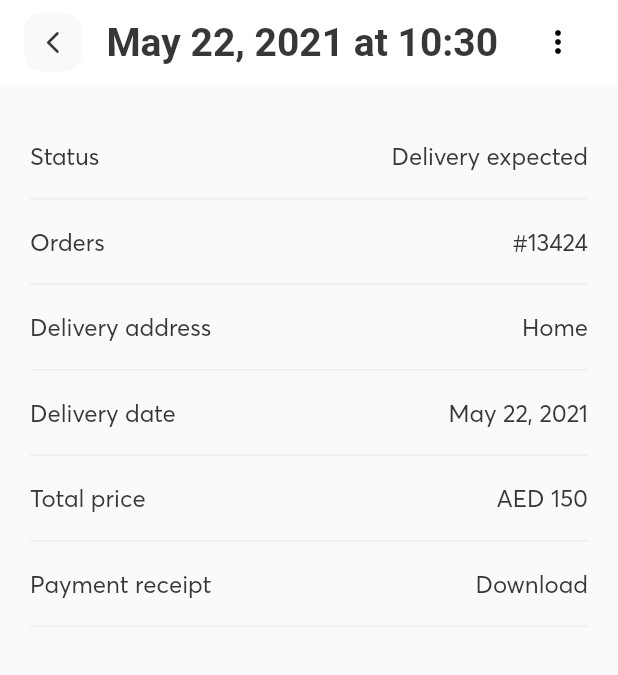
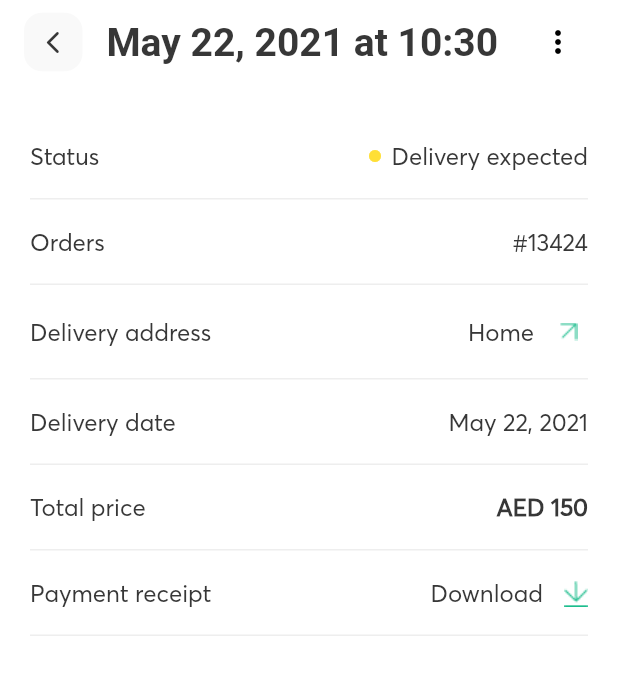
Before and after one commit to fcolakovic2/meelz, a Flutter app: the screen it shows after launch, after a tap on "Orders #13424", on a phone screen of 412 x 824 dp. Shown: the top 675 px of the screen. Run offline on Flutter 3.47's test engine with Material 2 defaults, Android fonts, the phone set to English and light mode, and no system bars; Roboto replaces fonts that are missing (Averta CY).

Commit message:
dovrsena lista detalja

```diff
--- a/lib/utils/dummy_data/dummy_data.dart
+++ b/lib/utils/dummy_data/dummy_data.dart
@@ -45,6 +45,15 @@ List<CustomCard> cardsList = [
     DateTime(2021, 1, 25, 13, 35),
     DateTime(2021, 1, 12, 12, 34),
   ),
+  CustomCard(
+    "Order #22525",
+    "Meat lovers 2, Coffe 2, Drinks 3",
+    "AED 220",
+    "",
+    "Shipped",
+    DateTime(2021, 1, 25, 13, 35),
+    DateTime(2021, 1, 12, 12, 34),
+  ),
 ];
 
 List<Widget> widgetsList = [
--- a/lib/utils/style/styles.dart
+++ b/lib/utils/style/styles.dart
@@ -97,6 +97,14 @@ final TextStyle styleListItems = TextStyle(
   color: Color(0xff373737),
 );
 
+final TextStyle styleListItemsBold = TextStyle(
+  fontSize: 16,
+  fontFamily: "Averta",
+  fontStyle: FontStyle.normal,
+  fontWeight: FontWeight.w700,
+  color: Color(0xff373737),
+);
+
 BoxDecoration listBorder() {
   return BoxDecoration(
     border: Border(
--- a/lib/view/order_details_screen/pages/order_details.dart
+++ b/lib/view/order_details_screen/pages/order_details.dart
@@ -23,6 +23,7 @@ class _OrderDetailsState extends State<OrderDetails> {
   @override
   Widget build(BuildContext context) {
     return Scaffold(
+      backgroundColor: Colors.white,
       appBar: appBarCustom2(widget.deliveryDateStrTitle),
       body: ListDetails(
           widget.title, widget.status, widget.cijena, widget.deliveryDateStr),
--- a/lib/view/order_details_screen/widgets/list_details.dart
+++ b/lib/view/order_details_screen/widgets/list_details.dart
@@ -1,6 +1,6 @@
 import 'package:flutter/material.dart';
 import 'package:meelz/utils/dummy_data/dummy_data.dart';
-import 'package:meelz/utils/style/styles.dart';
+import 'package:meelz/view/order_details_screen/widgets/list_details_row.dart';
 
 class ListDetails extends StatelessWidget {
   List<String> attributes;
@@ -32,26 +32,4 @@ class ListDetails extends StatelessWidget {
       ),
     );
   }
-
-  Container listDetailsRow(leftElement, rightElement) {
-    return Container(
-      decoration: listBorder(),
-      child: Padding(
-        padding: const EdgeInsets.only(bottom: 18.0),
-        child: Row(
-          mainAxisAlignment: MainAxisAlignment.spaceBetween,
-          children: [
-            Text(
-              leftElement,
-              style: styleListItems,
-            ),
-            Text(
-              rightElement,
-              style: styleListItems,
-            ),
-          ],
-        ),
-      ),
-    );
-  }
 }
--- /dev/null
+++ b/lib/view/order_details_screen/widgets/list_details_row.dart
@@ -0,0 +1,30 @@
+import 'package:flutter/material.dart';
+import 'package:meelz/utils/style/styles.dart';
+import 'package:meelz/view/order_details_screen/widgets/list_logic.dart';
+import 'package:meelz/view/order_details_screen/widgets/row_with_status.dart';
+
+Container listDetailsRow(leftElement, rightElement) {
+  return Container(
+    decoration: listBorder(),
+    child: Padding(
+      padding: const EdgeInsets.only(bottom: 18.0),
+      child: Row(
+        mainAxisAlignment: MainAxisAlignment.spaceBetween,
+        children: [
+          Text(
+            leftElement,
+            style: styleListItems,
+          ),
+          leftElement == "Status"
+              ? rowWithStatus(rightElement)
+              : leftElement == "Total price"
+                  ? Text(
+                      rightElement,
+                      style: styleListItemsBold,
+                    )
+                  : listLogic(leftElement, rightElement),
+        ],
+      ),
+    ),
+  );
+}
--- /dev/null
+++ b/lib/view/order_details_screen/widgets/list_logic.dart
@@ -0,0 +1,55 @@
+import 'package:flutter/material.dart';
+import 'package:meelz/utils/style/styles.dart';
+
+Row listLogic(leftElement, rightElement) {
+  return Row(
+    children: [
+      leftElement == "Delivery address" || leftElement == "Payment receipt"
+          ? Text(
+              rightElement,
+              style: styleListItems,
+            )
+          : Container(),
+      leftElement == "Payment receipt"
+          ? Padding(
+              padding: const EdgeInsets.only(left: 14.0),
+              child: Container(
+                height: 19,
+                width: 16,
+                child: Material(
+                  color: Colors.transparent,
+                  child: InkWell(
+                    splashColor: Colors.blue[100],
+                    child: Image.asset('assets/images/Group.png'),
+                    onTap: () {
+                      print("tapped");
+                    },
+                  ),
+                ),
+              ),
+            )
+          : leftElement == "Delivery address"
+              ? Padding(
+                  padding: const EdgeInsets.only(left: 10.0),
+                  child: Container(
+                    height: 26,
+                    width: 26,
+                    child: Material(
+                      color: Colors.transparent,
+                      child: InkWell(
+                        splashColor: Colors.blue[100],
+                        child: Image.asset('assets/images/Vector.png'),
+                        onTap: () {
+                          print("tapped");
+                        },
+                      ),
+                    ),
+                  ),
+                )
+              : Text(
+                  rightElement,
+                  style: styleListItems,
+                ),
+    ],
+  );
+}
--- /dev/null
+++ b/lib/view/order_details_screen/widgets/row_with_status.dart
@@ -0,0 +1,30 @@
+import 'package:flutter/material.dart';
+import 'package:meelz/utils/style/styles.dart';
+
+Row rowWithStatus(rightElement) {
+  return Row(
+    children: [
+      rightElement.contains("Delivery")
+          ? Padding(
+              padding: const EdgeInsets.only(right: 5.0),
+              child: Icon(
+                Icons.fiber_manual_record,
+                size: 12,
+                color: Color(0xFFFFDF36),
+              ),
+            )
+          : Padding(
+              padding: const EdgeInsets.only(right: 5.0),
+              child: Icon(
+                Icons.fiber_manual_record,
+                size: 12,
+                color: Color(0xFF47D7AC),
+              ),
+            ),
+      Text(
+        rightElement,
+        style: styleListItems,
+      ),
+    ],
+  );
+}
--- a/pubspec.yaml
+++ b/pubspec.yaml
@@ -47,7 +47,7 @@ flutter:
 
   # To add assets to your application, add an assets section, like this:
   assets:
-     - assets/images/Rectangle711.png
+     - assets/images/
 
   # An image asset can refer to one or more resolution-specific "variants", see
   # https://flutter.dev/assets-and-images/#resolution-aware.
```
Also changed, not shown: assets/images/Group.png (added), assets/images/Vector.png (added).
